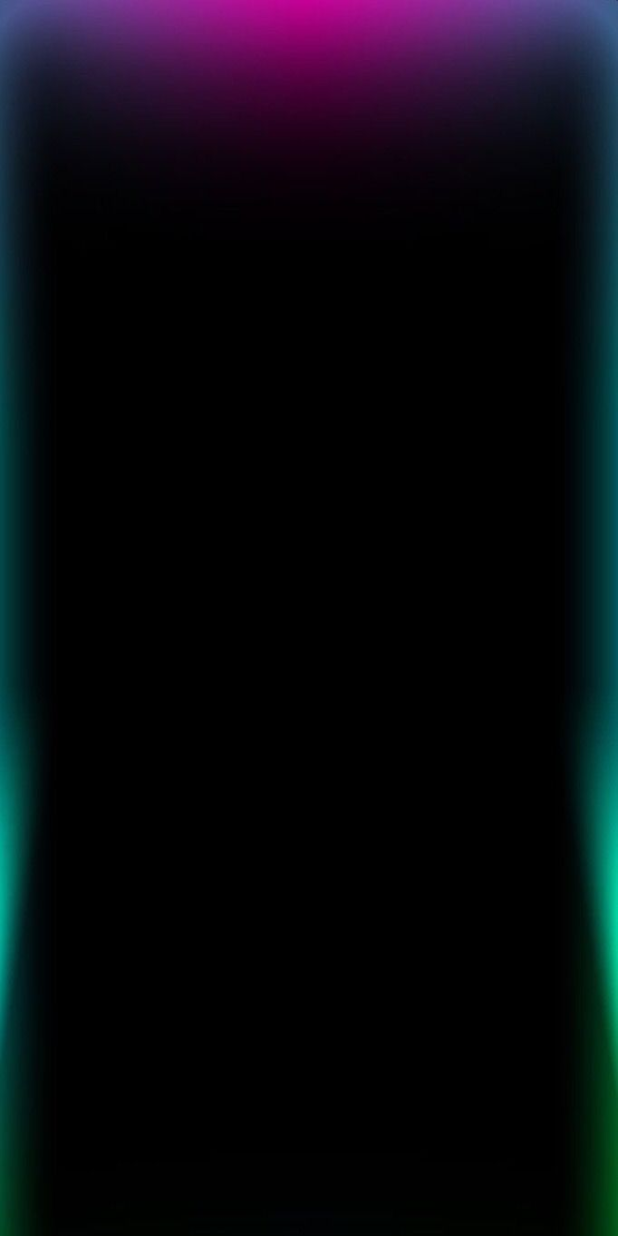
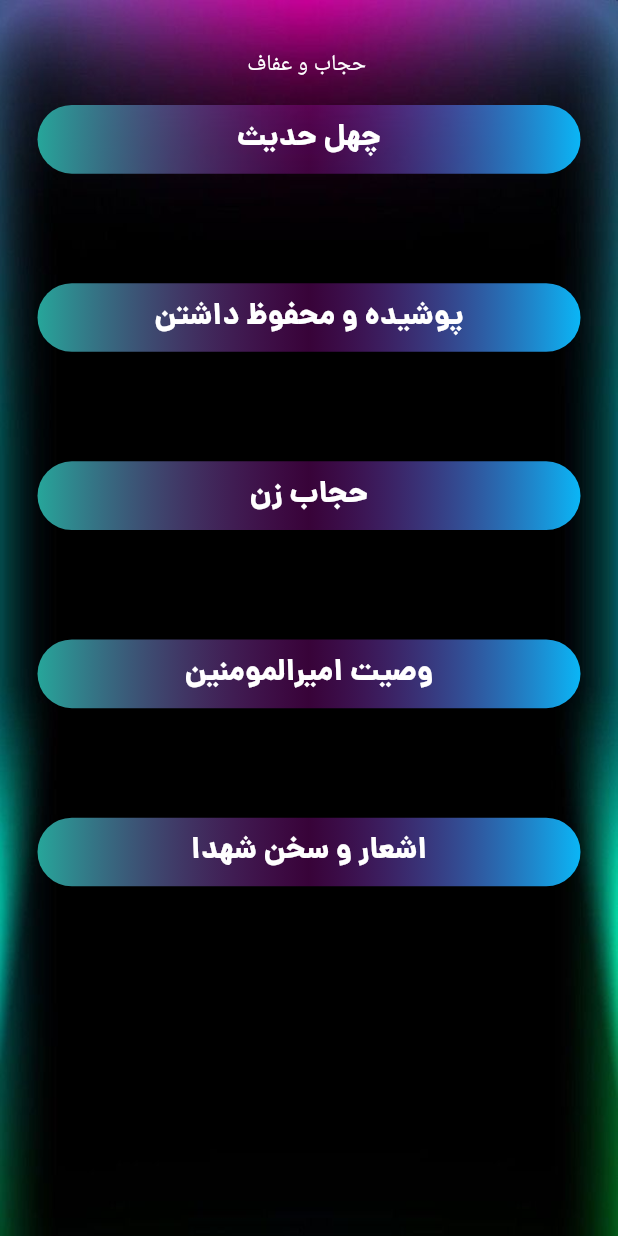
Before and after one commit to mahdiramezanii/hijab-app-flutter, a Flutter app: the screen it shows after launch, on a phone screen of 412 x 824 dp. Run offline on Flutter 3.47's test engine with Material 2 defaults, Android fonts, the light colour scheme and no system bars; our stand-ins replace flutter_spinkit.

Commit message:
design Home page and crate fake data

```diff
--- /dev/null
+++ b/lib/Models/models.dart
@@ -0,0 +1,27 @@
+class HomeViewList{
+
+  String? name;
+
+
+
+ HomeViewList({required this.name});
+}
+
+
+List<HomeViewList> HomeViewData=[
+
+  HomeViewList(name: "چهل حدیث"),
+  HomeViewList(name: "پوشیده و محفوظ داشتن"),
+  HomeViewList(name: "حجاب زن"),
+  HomeViewList(name: "وصیت امیرالمومنین"),
+  HomeViewList(name: "اشعار و سخن شهدا"),
+
+];
+
+// void main(){
+//   print("object");
+//   for(int i=0;i<HomeViewData.length;i++){
+//     print(i);
+//     print(HomeViewData[i].name);
+//   }
+// }
--- a/lib/views/home_view.dart
+++ b/lib/views/home_view.dart
@@ -1,23 +1,59 @@
 import 'package:flutter/material.dart';
+import 'package:flutter_application_1/Models/models.dart';
 import 'package:flutter_application_1/gen/assets.gen.dart';
 
-class HomePage extends StatelessWidget{
+class HomePage extends StatelessWidget {
   @override
   Widget build(BuildContext context) {
     // TODO: implement build
     return Scaffold(
-      body:Stack(
-        children: [
-          Container(
-        height: MediaQuery.of(context).size.height,
-        decoration: BoxDecoration(image: DecorationImage(
-        image: AssetImage(Assets.images.homebg.path),
-        fit:BoxFit.fill)),
+        body: Stack(
+      children: [
+        Container(
+          height: MediaQuery.of(context).size.height,
+          decoration: BoxDecoration(
+              image: DecorationImage(
+                  image: AssetImage(Assets.images.homebg.path),
+                  fit: BoxFit.fill)),
         ),
-
-        ],)
-    );
-  }
+        Positioned(
+          top: MediaQuery.of(context).size.height/25,
+          left: MediaQuery.of(context).size.width/2.5,
 
 
+          child: Text("حجاب و عفاف",style: TextStyle(color: Colors.white),)),
+        ListView.builder(
+            scrollDirection: Axis.vertical,
+            itemCount: HomeViewData.length,
+            itemBuilder: (BuildContext context,int index) {
+              return Padding(
+                padding: const EdgeInsets.fromLTRB(25, 70, 25, 3),
+                child: Container(
+                  height: MediaQuery.of(context).size.height / 18,
+                  width: MediaQuery.of(context).size.width / 24,
+                  decoration: BoxDecoration(
+                      borderRadius: const BorderRadius.all(Radius.circular(1000)),
+                      gradient: LinearGradient(colors: [
+                        const Color.fromRGBO(10, 182, 246, 1),
+                        Color.fromARGB(98, 145, 8, 147),
+                        Colors.teal.shade400
+                      ],begin: Alignment.bottomRight,
+                      end: Alignment.bottomLeft)),
+                  child:  Row(
+                    mainAxisAlignment: MainAxisAlignment.center,
+                    children: [
+                      Text(HomeViewData[index].name!,style: const TextStyle(
+                        fontFamily: "dana",
+                        fontSize: 20,
+                        color: Colors.white,
+                        fontWeight: FontWeight.w900
+                      ),),
+                    ],
+                  ),
+                ),
+              );
+            })
+      ],
+    ));
+  }
 }
--- a/lib/views/splash_screen.dart
+++ b/lib/views/splash_screen.dart
@@ -1,4 +1,3 @@
-import 'dart:ffi';
 
 import 'package:flutter/material.dart';
 import 'package:flutter/widgets.dart';
```
Also changed, not shown: 1 other file.
